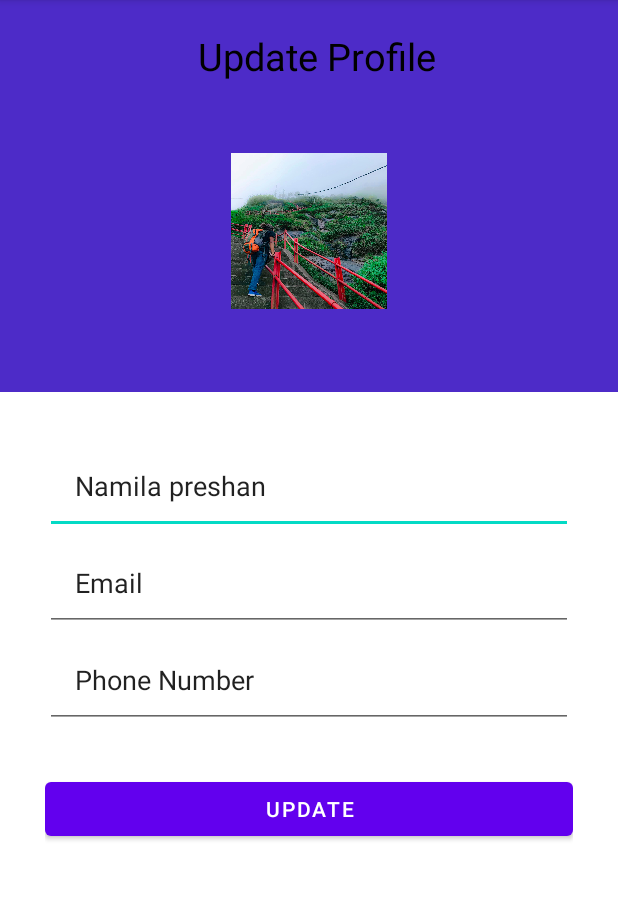
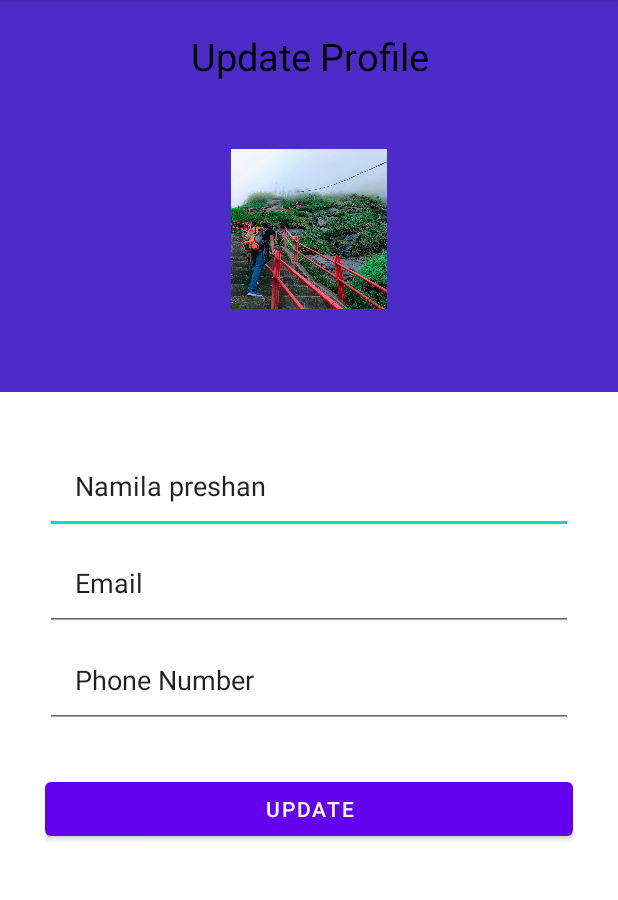
Before and after one commit to rajitha-mahesh/madproject, an Android app: the UserUpdate screen opened directly, with no data from a screen before it, on a phone screen of 412 x 824 dp, the part 84-984 px from its top. Run offline under Robolectric (Android 15) with nearby library versions, the light colour scheme and no system bars.

Commit message:
commit update

```diff
--- a/app/src/main/res/layout/activity_user_update.xml
+++ b/app/src/main/res/layout/activity_user_update.xml
@@ -17,9 +17,11 @@
 
         <TextView
             android:id="@+id/Update_porfile"
-            android:layout_width="wrap_content"
-            android:layout_height="44dp"
+            android:layout_width="183dp"
+            android:layout_height="41dp"
+            android:layout_alignParentStart="true"
             android:layout_alignParentEnd="true"
+            android:layout_marginStart="107dp"
             android:layout_marginEnd="101dp"
             android:text="Update Profile"
             android:textColor="#000000"
```
Also changed, not shown: app/src/main/res/layout/activity_start.xml (added, +21 -0 lines), app/src/main/res/drawable/start_page1.png (added), app/src/main/res/drawable/start_page2.png (added).
